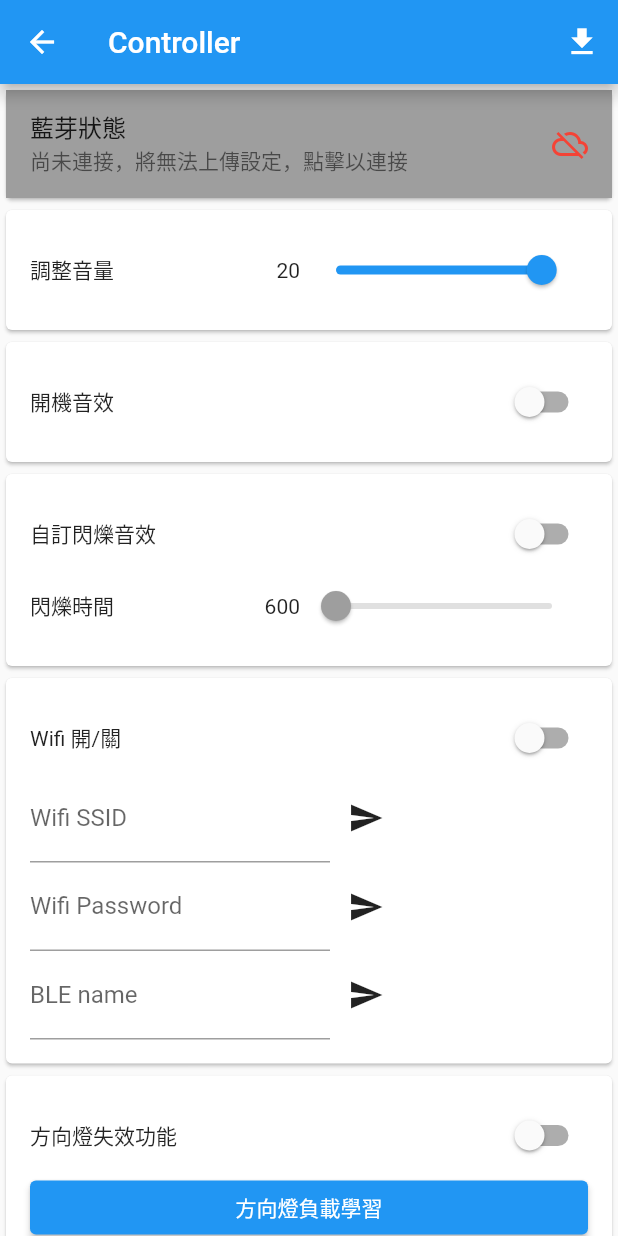
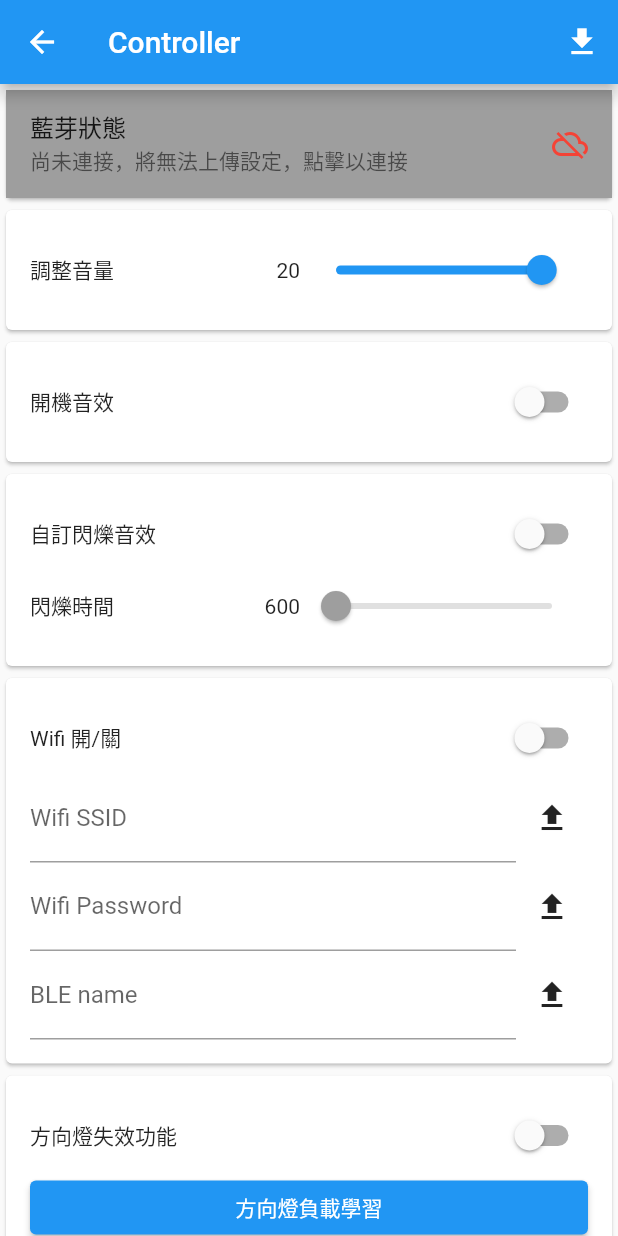
Before and after one commit to xunqun/flutter_arduino_wifi_udp, a Flutter app: the ControllerPage screen opened directly, on a phone screen of 412 x 824 dp. Run offline on Flutter 3.47's test engine with Material 2 defaults, Android fonts, the phone set to English and light mode, and no system bars; our stand-ins replace file_picker, flutter_blue_plus, permission_handler, shared_preferences; missing offline and left inert: ftpconnect, wifi_iot; accounts and stored records are empty.

Commit message:
Updated ftp files flow
Signed-off-by: Shawn Lu <lu.shangchiun@gmail.com>

```diff
--- a/lib/screen/page_controller.dart
+++ b/lib/screen/page_controller.dart
@@ -349,7 +349,7 @@ class _ControllerPageState extends State<ControllerPage> {
           const Text('Light learning'),
           IconButton(onPressed: (){
             BleManager.instance.sendCommand(AskLightLearningCommand());
-          }, icon: const Icon(Icons.send))
+          }, icon: const Icon(Icons.upload))
         ],
       ),
     );
@@ -641,8 +641,7 @@ class _ControllerPageState extends State<ControllerPage> {
     bleNameController.text = _bleName;
     return Row(
       children: [
-        SizedBox(
-          width: 200,
+        Expanded(
           child: TextFormField(
             controller: bleNameController,
             decoration: InputDecoration(labelText: 'BLE name'),
@@ -659,7 +658,7 @@ class _ControllerPageState extends State<ControllerPage> {
                 BleManager.instance.sendCommand(cmd);
               }
             },
-            icon: const Icon(Icons.send))
+            icon: const Icon(Icons.upload))
       ],
     );
   }
@@ -670,8 +669,8 @@ class _ControllerPageState extends State<ControllerPage> {
     wifiSsidController.text = _wifiSsid;
     return Row(
       children: [
-        SizedBox(
-          width: 200,
+        Expanded(
+          flex: 1,
           child: TextFormField(
             controller: wifiSsidController,
             decoration: InputDecoration(
@@ -690,7 +689,7 @@ class _ControllerPageState extends State<ControllerPage> {
                 BleManager.instance.sendCommand(cmd);
               }
             },
-            icon: const Icon(Icons.send))
+            icon: const Icon(Icons.upload))
       ],
     );
   }
@@ -701,8 +700,7 @@ class _ControllerPageState extends State<ControllerPage> {
     wifiPwController.text = _wifiPw;
     return Row(
       children: [
-        SizedBox(
-          width: 200,
+        Expanded(
           child: TextFormField(
             controller: wifiPwController,
             decoration: InputDecoration(labelText: 'Wifi Password'),
@@ -719,7 +717,7 @@ class _ControllerPageState extends State<ControllerPage> {
                 BleManager.instance.sendCommand(cmd);
               }
             },
-            icon: const Icon(Icons.send))
+            icon: const Icon(Icons.upload))
       ],
     );
   }
```
Also changed, not shown: lib/screen/page_file.dart (+8 -6 lines).
